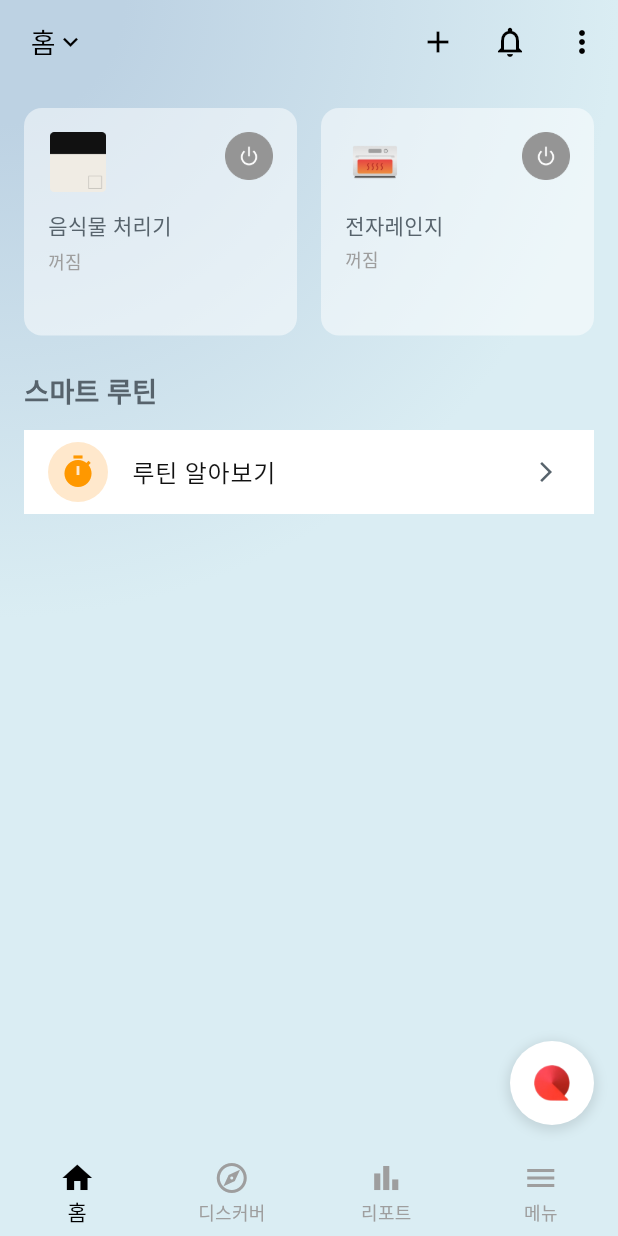
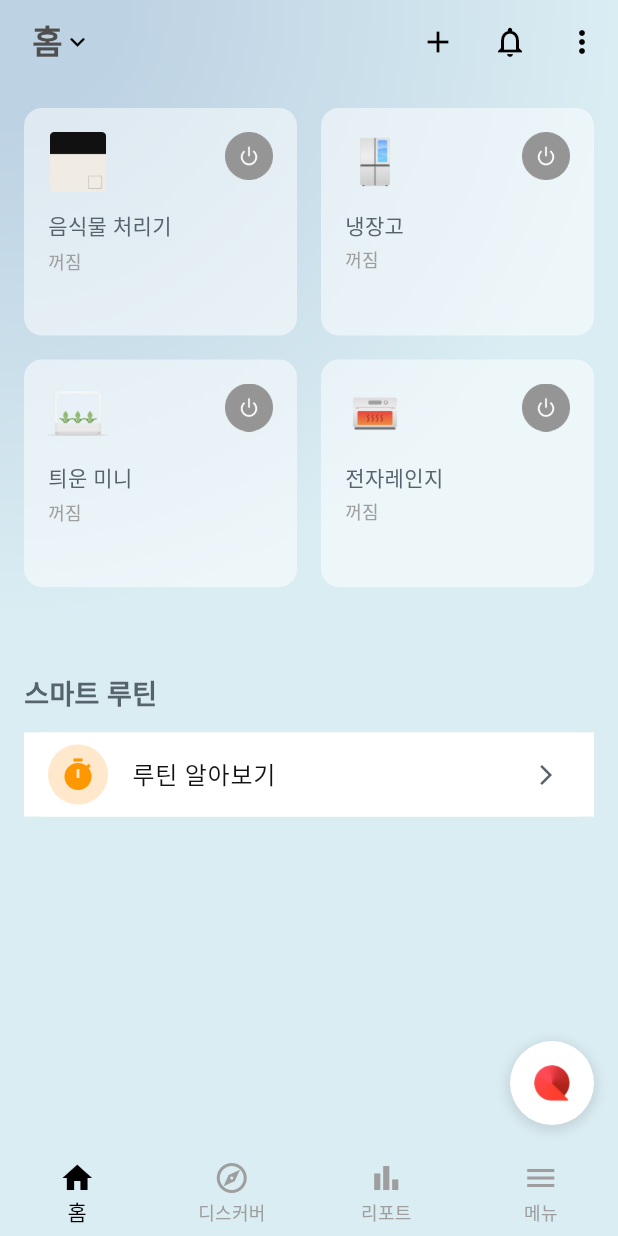
Before and after one commit to 5MinHaAll/5minha_lg-newzen, a Flutter app: the Home screen opened directly with empty values, on a phone screen of 412 x 824 dp. Run offline on Flutter 3.47's test engine with Material 3 defaults, Android fonts, the phone set to English and light mode, and no system bars; our stand-ins replace firebase_auth, firebase_core, google_fonts; accounts and stored records are empty; Roboto replaces fonts that are missing (Lg); project files that could hold a hidden picture were left out.

Commit message:
Design: home화면 수정 TODO 주석 확인 후 추가 수정 필요 welcome화면 수정 필요 login error dialog 수정여부 결정

```diff
--- a/lib/screens/home.dart
+++ b/lib/screens/home.dart
@@ -1,18 +1,18 @@
 import 'package:flutter/material.dart';
 import '../components/device_card.dart';
 import 'device/device_on.dart';
-import 'device/device_off.dart';
 
+// TODO: "스마트 루틴" 블럭 padding 수정
 class Home extends StatefulWidget {
-  final String userId; // 로그인된 유저 ID 전달받기
-  final String userName; // 로그인된 유저 이름 전달받기
+  final String userId;
+  final String userName;
 
-  const Home(
-      {Key? key,
+  const Home({
+    super.key,
     required this.userId,
+    required this.userName,
     required String title,
-      required this.userName})
-      : super(key: key);
+  });
 
   @override
   _HomeState createState() => _HomeState();
@@ -20,19 +20,23 @@ class Home extends StatefulWidget {
 
 class _HomeState extends State<Home> {
   bool isNewzenOn = false;
+  bool isFridgeOn = false;
+  bool isTiiunOn = false;
   bool isMicrowaveOn = false;
   int _currentIndex = 0;
 
   @override
   Widget build(BuildContext context) {
+    final bottomPadding = MediaQuery.of(context).padding.bottom;
+
     return Container(
       decoration: const BoxDecoration(
         gradient: RadialGradient(
-          center: Alignment(-1.0, -1.0), // 좌측 상단
+          center: Alignment(-1.0, -1.0),
           radius: 1.0,
           colors: [
-            Color(0xFFBDD2E3), // 좌측 상단 색상
-            Color(0xFFDAEDF3), // 중앙 색상
+            Color(0xFFBDD2E3),
+            Color(0xFFDAEDF3),
           ],
           stops: [0.2, 1.0],
         ),
@@ -48,10 +52,9 @@ class _HomeState extends State<Home> {
             children: [
               Text(
                 "${widget.userName} 홈",
-                style: const TextStyle(
-                  color: Colors.black,
-                  fontSize: 18,
-                  fontWeight: FontWeight.w500,
+                style: Theme.of(context).textTheme.titleLarge?.copyWith(
+                      color: const Color(0xFF4F4F4F),
+                      fontWeight: FontWeight.bold,
                     ),
               ),
               const Icon(
@@ -77,18 +80,26 @@ class _HomeState extends State<Home> {
           ],
         ),
         body: SafeArea(
+          bottom: false,
           child: SingleChildScrollView(
-            padding: const EdgeInsets.all(16),
+            padding: EdgeInsets.only(
+              left: 16,
+              right: 16,
+              top: 16,
+              bottom: kBottomNavigationBarHeight + bottomPadding + 32,
+            ),
             child: Column(
               crossAxisAlignment: CrossAxisAlignment.start,
               children: [
-                GridView.count(
+                GridView(
                   shrinkWrap: true,
                   physics: const NeverScrollableScrollPhysics(),
+                  gridDelegate: const SliverGridDelegateWithFixedCrossAxisCount(
                     crossAxisCount: 2,
+                    crossAxisSpacing: 16,
                     mainAxisSpacing: 16,
-                  crossAxisSpacing: 16,
                     childAspectRatio: 1.2,
+                  ),
                   children: [
                     DeviceCard(
                       icon: 'assets/images/home/newzen.png',
@@ -111,6 +122,28 @@ class _HomeState extends State<Home> {
                           : null,
                     ),
                     DeviceCard(
+                      icon: 'assets/images/home/fridge.png',
+                      title: '냉장고',
+                      isOn: isFridgeOn,
+                      onTogglePower: () {
+                        setState(() {
+                          isFridgeOn = !isFridgeOn;
+                        });
+                      },
+                      onIconTap: isFridgeOn ? () {} : null,
+                    ),
+                    DeviceCard(
+                      icon: 'assets/images/home/tiiun.png',
+                      title: '틔운 미니',
+                      isOn: isTiiunOn,
+                      onTogglePower: () {
+                        setState(() {
+                          isTiiunOn = !isTiiunOn;
+                        });
+                      },
+                      onIconTap: isTiiunOn ? () {} : null,
+                    ),
+                    DeviceCard(
                       icon: 'assets/images/home/microwave.png',
                       title: '전자레인지',
                       isOn: isMicrowaveOn,
@@ -119,11 +152,11 @@ class _HomeState extends State<Home> {
                           isMicrowaveOn = !isMicrowaveOn;
                         });
                       },
-                      onIconTap: () {},
+                      onIconTap: isMicrowaveOn ? () {} : null,
                     ),
                   ],
                 ),
-                const SizedBox(height: 24),
+                const SizedBox(height: 0),
                 const Text(
                   "스마트 루틴",
                   style: TextStyle(
@@ -146,7 +179,6 @@ class _HomeState extends State<Home> {
                     trailing: Icon(Icons.arrow_forward_ios, size: 16),
                   ),
                 ),
-                const SizedBox(height: 100), // 하단 여백 추가
               ],
             ),
           ),
@@ -190,6 +222,7 @@ class _HomeState extends State<Home> {
               currentIndex: _currentIndex,
               onTap: (index) => setState(() => _currentIndex = index),
               items: const [
+                // TODO: bottomNavigationBar 아이콘 수정
                 BottomNavigationBarItem(
                   icon: Icon(Icons.home_outlined),
                   activeIcon: Icon(Icons.home),
```
Also changed, not shown: lib/screens/device/device_off.dart (deleted, +0 -20 lines). Lines whose indentation alone changed are shown as unchanged.
